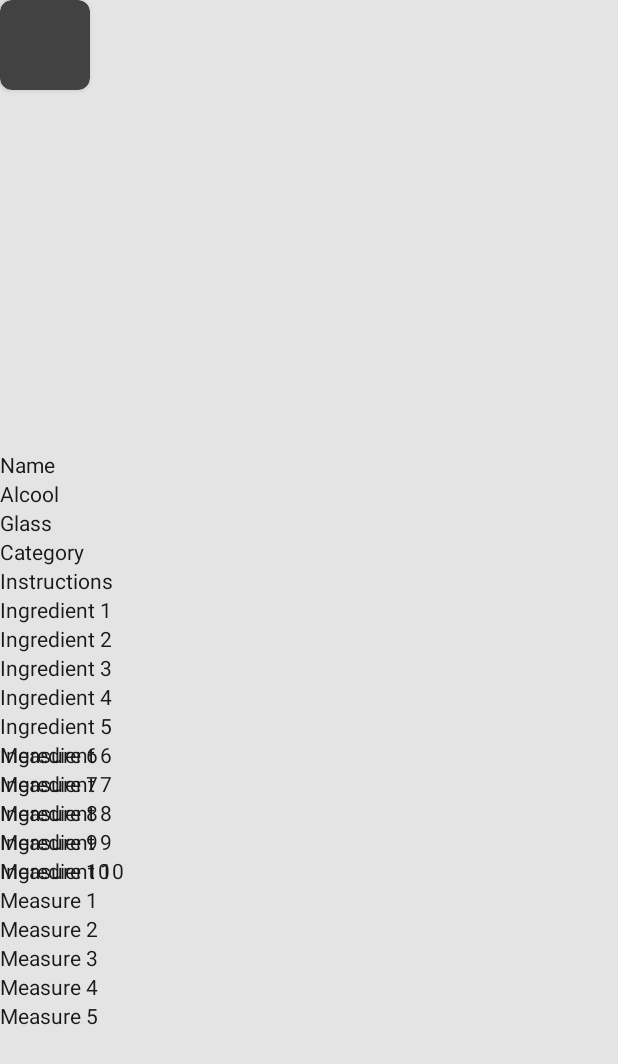
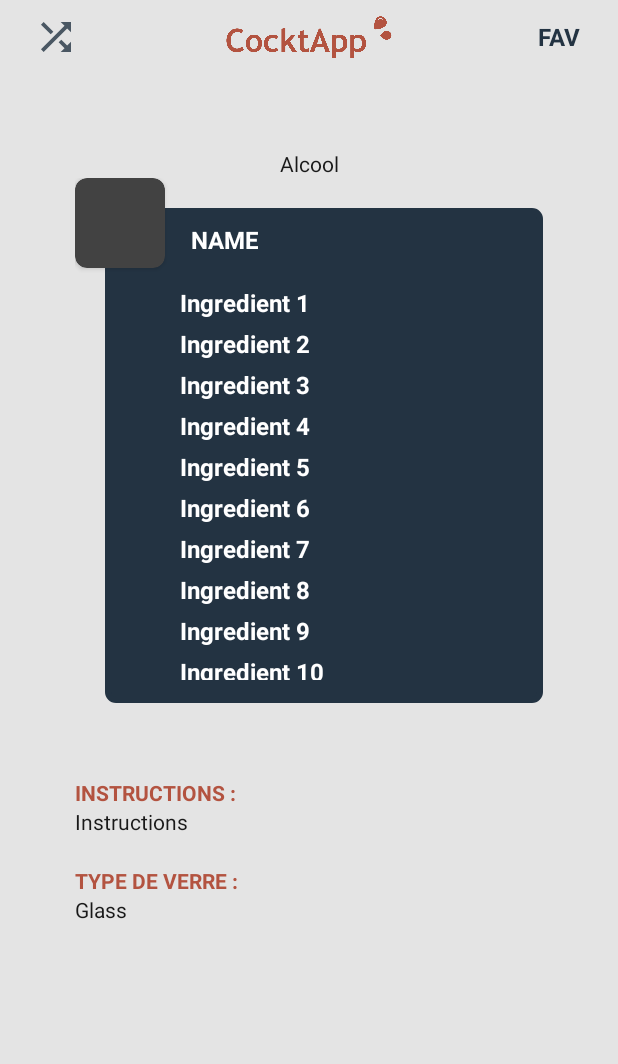
Before and after one commit to JeremsB/Cocktapp, an Android app: the DetailActivity screen opened directly, with no data from a screen before it, on a phone screen of 412 x 824 dp. Shown: the top 1064 px of the screen. Run offline under Robolectric (Android 15) with nearby library versions, the phone set to English and light mode, and no system bars; our stand-ins replace Picasso; pictures from the network do not load.

Commit message:
Page détail

```diff
--- a/app/src/main/res/layout/activity_detail.xml
+++ b/app/src/main/res/layout/activity_detail.xml
@@ -6,6 +6,66 @@
     android:layout_height="match_parent"
     android:background="@drawable/background"
     tools:context=".activity.DetailActivity">
+
+    <RelativeLayout
+        android:id="@+id/relativeLayout3"
+        android:layout_width="match_parent"
+        android:layout_height="wrap_content"
+        android:orientation="horizontal">
+
+        <ImageButton
+            android:id="@+id/btn_random"
+            android:layout_width="wrap_content"
+            android:layout_height="wrap_content"
+            android:layout_centerVertical="true"
+            android:layout_marginLeft="25dp"
+            android:layout_marginTop="25dp"
+            android:background="#00FFFFFF"
+            app:srcCompat="@drawable/ic_random" />
+
+        <ImageView
+            android:id="@+id/imageView2"
+            android:layout_width="126dp"
+            android:layout_height="30dp"
+            android:layout_centerHorizontal="true"
+            android:layout_centerVertical="true"
+            app:srcCompat="@drawable/logo" />
+
+        <TextView
+            android:id="@+id/textView"
+            android:layout_width="wrap_content"
+            android:layout_height="wrap_content"
+            android:layout_alignParentRight="true"
+            android:layout_centerVertical="true"
+            android:layout_marginTop="25dp"
+            android:layout_marginEnd="25dp"
+            android:text="FAV"
+            android:textColor="#233342"
+            android:textSize="16sp"
+            android:textStyle="bold" />
+    </RelativeLayout>
+
+    <LinearLayout
+        android:id="@+id/linearLayout"
+        android:layout_width="match_parent"
+        android:layout_height="wrap_content"
+        android:layout_margin="50dp"
+        android:orientation="vertical"
+        app:layout_constraintTop_toBottomOf="@+id/relativeLayout3"
+        tools:layout_editor_absoluteX="50dp">
+
+        <TextView
+            android:id="@+id/tv_cocktail_alcoolise"
+            android:layout_width="match_parent"
+            android:layout_height="wrap_content"
+            android:gravity="center_horizontal"
+            android:text="Alcool"
+            android:textColor="#191919" />
+
+        <LinearLayout
+            android:layout_width="match_parent"
+            android:layout_height="wrap_content"
+            android:orientation="vertical">
 
             <androidx.cardview.widget.CardView
                 android:layout_width="60dp"
@@ -21,39 +81,174 @@
 
             </androidx.cardview.widget.CardView>
 
+            <LinearLayout
+                android:layout_width="match_parent"
+                android:layout_height="330dp"
+                android:layout_marginLeft="20dp"
+                android:layout_marginTop="-40dp"
+                android:background="@drawable/border"
+                android:orientation="vertical"
+                android:paddingLeft="50dp">
+
                 <TextView
                     android:id="@+id/tv_cocktail_name"
                     android:layout_width="match_parent"
                     android:layout_height="wrap_content"
-        android:layout_marginTop="300dp"
+                    android:layout_marginStart="7dp"
+                    android:layout_marginEnd="3dp"
+                    android:layout_marginBottom="20dp"
                     android:text="Name"
-        android:textColor="#191919"
-        app:layout_constraintEnd_toEndOf="parent"
-        app:layout_constraintHorizontal_bias="0.0"
-        app:layout_constraintStart_toStartOf="parent"
-        app:layout_constraintTop_toTopOf="parent" />
+                    android:textAllCaps="true"
+                    android:textColor="#FFFFFF"
+                    android:textSize="16sp"
+                    android:textStyle="bold" />
 
                 <TextView
-        android:id="@+id/tv_cocktail_alcoolise"
+                    android:id="@+id/tv_cocktail_ingred1"
                     android:layout_width="match_parent"
                     android:layout_height="wrap_content"
-        android:text="Alcool"
-        android:textColor="#191919"
-        app:layout_constraintEnd_toEndOf="parent"
-        app:layout_constraintHorizontal_bias="1.0"
-        app:layout_constraintStart_toStartOf="parent"
-        app:layout_constraintTop_toBottomOf="@+id/tv_cocktail_name" />
+                    android:layout_marginBottom="5dp"
+                    android:text="Ingredient 1"
+                    android:textColor="#FFFFFF"
+                    android:textSize="16sp"
+                    android:textStyle="bold" />
+
+                <TextView
+                    android:id="@+id/tv_cocktail_ingred2"
+                    android:layout_width="match_parent"
+                    android:layout_height="wrap_content"
+                    android:layout_marginBottom="5dp"
+                    android:text="Ingredient 2"
+                    android:textColor="#FFFFFF"
+                    android:textSize="16sp"
+                    android:textStyle="bold" />
+
+                <TextView
+                    android:id="@+id/tv_cocktail_ingred3"
+                    android:layout_width="match_parent"
+                    android:layout_height="wrap_content"
+                    android:layout_marginBottom="5dp"
+                    android:text="Ingredient 3"
+                    android:textColor="#FFFFFF"
+                    android:textSize="16sp"
+                    android:textStyle="bold" />
+
+                <TextView
+                    android:id="@+id/tv_cocktail_ingred4"
+                    android:layout_width="match_parent"
+                    android:layout_height="wrap_content"
+                    android:layout_marginBottom="5dp"
+                    android:text="Ingredient 4"
+                    android:textColor="#FFFFFF"
+                    android:textSize="16sp"
+                    android:textStyle="bold" />
+
+                <TextView
+                    android:id="@+id/tv_cocktail_ingred5"
+                    android:layout_width="match_parent"
+                    android:layout_height="wrap_content"
+                    android:layout_marginBottom="5dp"
+                    android:text="Ingredient 5"
+                    android:textColor="#FFFFFF"
+                    android:textSize="16sp"
+                    android:textStyle="bold" />
+
+                <TextView
+                    android:id="@+id/tv_cocktail_ingred6"
+                    android:layout_width="match_parent"
+                    android:layout_height="wrap_content"
+                    android:layout_marginBottom="5dp"
+                    android:text="Ingredient 6"
+                    android:textColor="#FFFFFF"
+                    android:textSize="16sp"
+                    android:textStyle="bold" />
+
+                <TextView
+                    android:id="@+id/tv_cocktail_ingred7"
+                    android:layout_width="match_parent"
+                    android:layout_height="wrap_content"
+                    android:layout_marginBottom="5dp"
+                    android:text="Ingredient 7"
+                    android:textColor="#FFFFFF"
+                    android:textSize="16sp"
+                    android:textStyle="bold" />
+
+                <TextView
+                    android:id="@+id/tv_cocktail_ingred8"
+                    android:layout_width="match_parent"
+                    android:layout_height="wrap_content"
+                    android:layout_marginBottom="5dp"
+                    android:text="Ingredient 8"
+                    android:textColor="#FFFFFF"
+                    android:textSize="16sp"
+                    android:textStyle="bold" />
+
+                <TextView
+                    android:id="@+id/tv_cocktail_ingred9"
+                    android:layout_width="match_parent"
+                    android:layout_height="wrap_content"
+                    android:layout_marginBottom="5dp"
+                    android:text="Ingredient 9"
+                    android:textColor="#FFFFFF"
+                    android:textSize="16sp"
+                    android:textStyle="bold" />
+
+                <TextView
+                    android:id="@+id/tv_cocktail_ingred10"
+                    android:layout_width="match_parent"
+                    android:layout_height="wrap_content"
+                    android:layout_marginBottom="5dp"
+                    android:text="Ingredient 10"
+                    android:textColor="#FFFFFF"
+                    android:textSize="16sp"
+                    android:textStyle="bold" />
+
+            </LinearLayout>
+
+        </LinearLayout>
+    </LinearLayout>
+
+
+    <LinearLayout
+        android:layout_width="match_parent"
+        android:layout_height="wrap_content"
+        android:layout_margin="50dp"
+        android:orientation="vertical"
+        app:layout_constraintTop_toBottomOf="@+id/linearLayout">
+
+        <TextView
+            android:id="@+id/textView3"
+            android:layout_width="match_parent"
+            android:layout_height="wrap_content"
+            android:text="Instructions :"
+            android:textAllCaps="true"
+            android:textColor="#B35340"
+            android:textStyle="bold" />
+
+        <TextView
+            android:id="@+id/tv_cocktail_instructions"
+            android:layout_width="match_parent"
+            android:layout_height="wrap_content"
+            android:text="Instructions"
+            android:textColor="#191919" />
+
+        <TextView
+            android:id="@+id/textView4"
+            android:layout_width="match_parent"
+            android:layout_height="wrap_content"
+            android:layout_marginTop="20dp"
+            android:text="Type de verre :"
+            android:textAllCaps="true"
+            android:textColor="#B35340"
+            android:textStyle="bold" />
 
         <TextView
             android:id="@+id/tv_cocktail_glass"
             android:layout_width="match_parent"
             android:layout_height="wrap_content"
             android:text="Glass"
-        android:textColor="#191919"
-        app:layout_constraintEnd_toEndOf="parent"
-        app:layout_constraintHorizontal_bias="0.0"
-        app:layout_constraintStart_toStartOf="parent"
-        app:layout_constraintTop_toBottomOf="@+id/tv_cocktail_alcoolise" />
+            android:textColor="#191919" />
+    </LinearLayout>
 
     <TextView
         android:id="@+id/tv_cocktail_category"
@@ -61,241 +256,87 @@
         android:layout_height="wrap_content"
         android:text="Category"
         android:textColor="#191919"
+        android:visibility="invisible"
         app:layout_constraintEnd_toEndOf="parent"
         app:layout_constraintHorizontal_bias="1.0"
         app:layout_constraintStart_toStartOf="parent"
         app:layout_constraintTop_toBottomOf="@+id/tv_cocktail_glass" />
 
+    <RelativeLayout
+        android:layout_width="wrap_content"
+        android:layout_height="wrap_content"
+        android:layout_gravity="bottom"
+        android:visibility="invisible">
+
         <TextView
-        android:id="@+id/tv_cocktail_instructions"
+            android:id="@+id/tv_cocktail_measure3"
             android:layout_width="match_parent"
             android:layout_height="wrap_content"
-        android:text="Instructions"
-        android:textColor="#191919"
-        app:layout_constraintEnd_toEndOf="parent"
-        app:layout_constraintHorizontal_bias="0.0"
-        app:layout_constraintStart_toStartOf="parent"
-        app:layout_constraintTop_toBottomOf="@+id/tv_cocktail_category" />
+            android:text="Measure 3"
+            android:textColor="#191919" />
 
         <TextView
-        android:id="@+id/tv_cocktail_ingred1"
+            android:id="@+id/tv_cocktail_measure5"
             android:layout_width="match_parent"
             android:layout_height="wrap_content"
-        android:text="Ingredient 1"
-        android:textColor="#191919"
-        app:layout_constraintEnd_toEndOf="parent"
-        app:layout_constraintHorizontal_bias="0.0"
-        app:layout_constraintStart_toStartOf="parent"
-        app:layout_constraintTop_toBottomOf="@+id/tv_cocktail_instructions" />
+            android:text="Measure 5"
+            android:textColor="#191919" />
 
         <TextView
-        android:id="@+id/tv_cocktail_ingred2"
+            android:id="@+id/tv_cocktail_measure6"
             android:layout_width="match_parent"
             android:layout_height="wrap_content"
-        android:text="Ingredient 2"
-        android:textColor="#191919"
-        app:layout_constraintEnd_toEndOf="parent"
-        app:layout_constraintHorizontal_bias="0.0"
-        app:layout_constraintStart_toStartOf="parent"
-        app:layout_constraintTop_toBottomOf="@+id/tv_cocktail_ingred1" />
+            android:text="Measure 6"
+            android:textColor="#191919" />
 
         <TextView
-        android:id="@+id/tv_cocktail_ingred3"
+            android:id="@+id/tv_cocktail_measure8"
             android:layout_width="match_parent"
             android:layout_height="wrap_content"
-        android:text="Ingredient 3"
-        android:textColor="#191919"
-        app:layout_constraintEnd_toEndOf="parent"
-        app:layout_constraintHorizontal_bias="0.0"
-        app:layout_constraintStart_toStartOf="parent"
-        app:layout_constraintTop_toBottomOf="@+id/tv_cocktail_ingred2" />
+            android:text="Measure 8"
+            android:textColor="#191919" />
 
         <TextView
-        android:id="@+id/tv_cocktail_ingred4"
+            android:id="@+id/tv_cocktail_measure4"
             android:layout_width="match_parent"
             android:layout_height="wrap_content"
-        android:text="Ingredient 4"
-        android:textColor="#191919"
-        app:layout_constraintEnd_toEndOf="parent"
-        app:layout_constraintHorizontal_bias="0.0"
-        app:layout_constraintStart_toStartOf="parent"
-        app:layout_constraintTop_toBottomOf="@+id/tv_cocktail_ingred3" />
+            android:text="Measure 4"
+            android:textColor="#191919" />
 
         <TextView
-        android:id="@+id/tv_cocktail_ingred5"
+            android:id="@+id/tv_cocktail_measure2"
             android:layout_width="match_parent"
             android:layout_height="wrap_content"
-        android:text="Ingredient 5"
-        android:textColor="#191919"
-        app:layout_constraintEnd_toEndOf="parent"
-        app:layout_constraintHorizontal_bias="0.0"
-        app:layout_constraintStart_toStartOf="parent"
-        app:layout_constraintTop_toBottomOf="@+id/tv_cocktail_ingred4" />
+            android:text="Measure 2"
+            android:textColor="#191919" />
 
         <TextView
-        android:id="@+id/tv_cocktail_ingred6"
+            android:id="@+id/tv_cocktail_measure9"
             android:layout_width="match_parent"
             android:layout_height="wrap_content"
-        android:text="Ingredient 6"
-        android:textColor="#191919"
-        app:layout_constraintEnd_toEndOf="parent"
-        app:layout_constraintHorizontal_bias="0.0"
-        app:layout_constraintStart_toStartOf="parent"
-        app:layout_constraintTop_toBottomOf="@+id/tv_cocktail_ingred5" />
+            android:text="Measure 9"
+            android:textColor="#191919" />
 
         <TextView
-        android:id="@+id/tv_cocktail_ingred7"
+            android:id="@+id/tv_cocktail_measure7"
             android:layout_width="match_parent"
             android:layout_height="wrap_content"
-        android:text="Ingredient 7"
-        android:textColor="#191919"
-        app:layout_constraintEnd_toEndOf="parent"
-        app:layout_constraintHorizontal_bias="0.0"
-        app:layout_constraintStart_toStartOf="parent"
-        app:layout_constraintTop_toBottomOf="@+id/tv_cocktail_ingred6" />
+            android:text="Measure 7"
+            android:textColor="#191919" />
 
         <TextView
-        android:id="@+id/tv_cocktail_ingred8"
+            android:id="@+id/tv_cocktail_measure10"
             android:layout_width="match_parent"
             android:layout_height="wrap_content"
-        android:text="Ingredient 8"
-        android:textColor="#191919"
-        app:layout_constraintEnd_toEndOf="parent"
-        app:layout_constraintHorizontal_bias="0.0"
-        app:layout_constraintStart_toStartOf="parent"
-        app:layout_constraintTop_toBottomOf="@+id/tv_cocktail_ingred7" />
-
-    <TextView
-        android:id="@+id/tv_cocktail_ingred9"
-        android:layout_width="match_parent"
-        android:layout_height="wrap_content"
-        android:text="Ingredient 9"
-        android:textColor="#191919"
-        app:layout_constraintEnd_toEndOf="parent"
-        app:layout_constraintHorizontal_bias="0.0"
-        app:layout_constraintStart_toStartOf="parent"
-        app:layout_constraintTop_toBottomOf="@+id/tv_cocktail_ingred8" />
-
-    <TextView
-        android:id="@+id/tv_cocktail_ingred10"
-        android:layout_width="match_parent"
-        android:layout_height="wrap_content"
-        android:text="Ingredient 10"
-        android:textColor="#191919"
-        app:layout_constraintEnd_toEndOf="parent"
-        app:layout_constraintHorizontal_bias="0.0"
-        app:layout_constraintStart_toStartOf="parent"
-        app:layout_constraintTop_toBottomOf="@+id/tv_cocktail_ingred9" />
+            android:text="Measure 10"
+            android:textColor="#191919" />
 
         <TextView
             android:id="@+id/tv_cocktail_measure1"
             android:layout_width="match_parent"
             android:layout_height="wrap_content"
             android:text="Measure 1"
-        android:textColor="#191919"
-        app:layout_constraintEnd_toEndOf="parent"
-        app:layout_constraintHorizontal_bias="0.0"
-        app:layout_constraintStart_toStartOf="parent"
-        app:layout_constraintTop_toBottomOf="@+id/tv_cocktail_ingred10" />
-
-    <TextView
-        android:id="@+id/tv_cocktail_measure2"
-        android:layout_width="match_parent"
-        android:layout_height="wrap_content"
-        android:text="Measure 2"
-        android:textColor="#191919"
-        app:layout_constraintEnd_toEndOf="parent"
-        app:layout_constraintHorizontal_bias="0.0"
-        app:layout_constraintStart_toStartOf="parent"
-        app:layout_constraintTop_toBottomOf="@+id/tv_cocktail_measure1" />
-
-    <TextView
-        android:id="@+id/tv_cocktail_measure3"
-        android:layout_width="match_parent"
-        android:layout_height="wrap_content"
-        android:text="Measure 3"
-        android:textColor="#191919"
-        app:layout_constraintEnd_toEndOf="parent"
-        app:layout_constraintHorizontal_bias="0.0"
-        app:layout_constraintStart_toStartOf="parent"
-        app:layout_constraintTop_toBottomOf="@+id/tv_cocktail_measure2" />
-
-    <TextView
-        android:id="@+id/tv_cocktail_measure4"
-        android:layout_width="match_parent"
-        android:layout_height="wrap_content"
-        android:text="Measure 4"
-        android:textColor="#191919"
-        app:layout_constraintEnd_toEndOf="parent"
-        app:layout_constraintHorizontal_bias="0.0"
-        app:layout_constraintStart_toStartOf="parent"
-        app:layout_constraintTop_toBottomOf="@+id/tv_cocktail_measure3" />
-
-    <TextView
-        android:id="@+id/tv_cocktail_measure5"
-        android:layout_width="match_parent"
-        android:layout_height="wrap_content"
-        android:text="Measure 5"
-        android:textColor="#191919"
-        app:layout_constraintEnd_toEndOf="parent"
-        app:layout_constraintHorizontal_bias="0.0"
-        app:layout_constraintStart_toStartOf="parent"
-        app:layout_constraintTop_toBottomOf="@+id/tv_cocktail_measure4" />
-
-    <TextView
-        android:id="@+id/tv_cocktail_measure6"
-        android:layout_width="match_parent"
-        android:layout_height="wrap_content"
-        android:text="Measure 6"
-        android:textColor="#191919"
-        app:layout_constraintEnd_toEndOf="parent"
-        app:layout_constraintHorizontal_bias="0.0"
-        app:layout_constraintStart_toStartOf="parent"
-        app:layout_constraintTop_toBottomOf="@+id/tv_cocktail_ingred5" />
-
-    <TextView
-        android:id="@+id/tv_cocktail_measure7"
-        android:layout_width="match_parent"
-        android:layout_height="wrap_content"
-        android:text="Measure 7"
-        android:textColor="#191919"
-        app:layout_constraintEnd_toEndOf="parent"
-        app:layout_constraintHorizontal_bias="0.0"
-        app:layout_constraintStart_toStartOf="parent"
-        app:layout_constraintTop_toBottomOf="@+id/tv_cocktail_measure6" />
-
-    <TextView
-        android:id="@+id/tv_cocktail_measure8"
-        android:layout_width="match_parent"
-        android:layout_height="wrap_content"
-        android:text="Measure 8"
-        android:textColor="#191919"
-        app:layout_constraintEnd_toEndOf="parent"
-        app:layout_constraintHorizontal_bias="0.0"
-        app:layout_constraintStart_toStartOf="parent"
-        app:layout_constraintTop_toBottomOf="@+id/tv_cocktail_measure7" />
-
-    <TextView
-        android:id="@+id/tv_cocktail_measure9"
-        android:layout_width="match_parent"
-        android:layout_height="wrap_content"
-        android:text="Measure 9"
-        android:textColor="#191919"
-        app:layout_constraintEnd_toEndOf="parent"
-        app:layout_constraintHorizontal_bias="0.0"
-        app:layout_constraintStart_toStartOf="parent"
-        app:layout_constraintTop_toBottomOf="@+id/tv_cocktail_measure8" />
-
-    <TextView
-        android:id="@+id/tv_cocktail_measure10"
-        android:layout_width="match_parent"
-        android:layout_height="wrap_content"
-        android:text="Measure 10"
-        android:textColor="#191919"
-        app:layout_constraintEnd_toEndOf="parent"
-        app:layout_constraintHorizontal_bias="0.0"
-        app:layout_constraintStart_toStartOf="parent"
-        app:layout_constraintTop_toBottomOf="@+id/tv_cocktail_measure9" />
-
+            android:textColor="#191919" />
+    </RelativeLayout>
 
 </androidx.constraintlayout.widget.ConstraintLayout>
```
Lines whose indentation alone changed are shown as unchanged.
